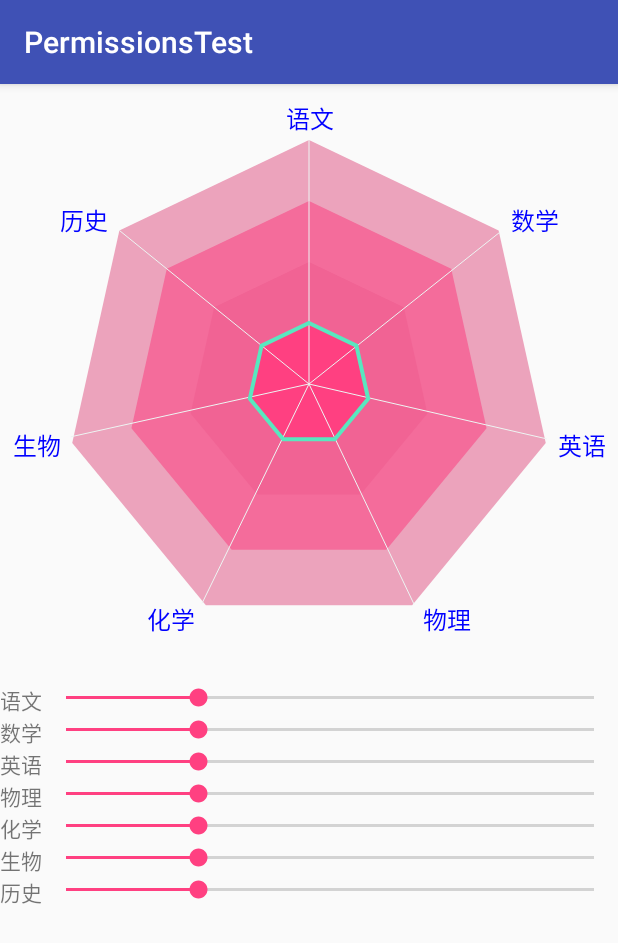
After one commit to 252162875/MyDemos, an Android app: the PolygonActivity screen opened directly, with no data from a screen before it, on a phone screen of 412 x 824 dp. The commit adds this screen. Shown: the top 943 px of the screen. Run offline under Robolectric (Android 15) with nearby library versions, the phone set to English and light mode, and no system bars; our stand-ins replace ButterKnife.

Commit message:
增加了多边形（菱形数据图）

```diff
--- a/app/src/main/AndroidManifest.xml
+++ b/app/src/main/AndroidManifest.xml
@@ -56,6 +56,7 @@
 
         <activity android:name=".MuiltDownLoadActivity" />
         <activity android:name=".VerticalScrollActivity"></activity>
+        <activity android:name=".PolygonActivity"></activity>
     </application>
 
 </manifest>
--- /dev/null
+++ b/app/src/main/java/kx/rnd/com/permissionstest/PolygonActivity.java
@@ -0,0 +1,90 @@
+package kx.rnd.com.permissionstest;
+
+import android.os.Bundle;
+import android.support.v7.app.AppCompatActivity;
+import android.widget.SeekBar;
+
+import butterknife.BindView;
+import butterknife.ButterKnife;
+import kx.rnd.com.permissionstest.view.PolygonView;
+
+public class PolygonActivity extends AppCompatActivity implements SeekBar.OnSeekBarChangeListener {
+
+    @BindView(R.id.polygon)
+    PolygonView polygon;
+    @BindView(R.id.sb1)
+    SeekBar sb1;
+    @BindView(R.id.sb2)
+    SeekBar sb2;
+    @BindView(R.id.sb3)
+    SeekBar sb3;
+    @BindView(R.id.sb4)
+    SeekBar sb4;
+    @BindView(R.id.sb5)
+    SeekBar sb5;
+    @BindView(R.id.sb6)
+    SeekBar sb6;
+    @BindView(R.id.sb7)
+    SeekBar sb7;
+
+    @Override
+    protected void onCreate(Bundle savedInstanceState) {
+        super.onCreate(savedInstanceState);
+        setContentView(R.layout.activity_polygon);
+        ButterKnife.bind(this);
+//        polygon = (PolygonView) findViewById(R.id.polygon);
+//        sb1 = (SeekBar) findViewById(R.id.sb1);
+//        sb2 = (SeekBar) findViewById(R.id.sb2);
+//        sb3 = (SeekBar) findViewById(R.id.sb3);
+//        sb4 = (SeekBar) findViewById(R.id.sb4);
+//        sb5 = (SeekBar) findViewById(R.id.sb5);
+//        sb6 = (SeekBar) findViewById(R.id.sb6);
+//        sb7 = (SeekBar) findViewById(R.id.sb7);
+        sb1.setOnSeekBarChangeListener(this);
+        sb2.setOnSeekBarChangeListener(this);
+        sb3.setOnSeekBarChangeListener(this);
+        sb4.setOnSeekBarChangeListener(this);
+        sb5.setOnSeekBarChangeListener(this);
+        sb6.setOnSeekBarChangeListener(this);
+        sb7.setOnSeekBarChangeListener(this);
+    }
+
+
+    @Override
+    public void onProgressChanged(SeekBar seekBar, int progress, boolean fromUser) {
+        float values = (float) (seekBar.getProgress() / 10.0);
+        switch (seekBar.getId()) {
+            case R.id.sb1:
+                polygon.setValue1(values);
+                break;
+            case R.id.sb2:
+                polygon.setValue2(values);
+                break;
+            case R.id.sb3:
+                polygon.setValue3(values);
+                break;
+            case R.id.sb4:
+                polygon.setValue4(values);
+                break;
+            case R.id.sb5:
+                polygon.setValue5(values);
+                break;
+            case R.id.sb6:
+                polygon.setValue6(values);
+                break;
+            case R.id.sb7:
+                polygon.setValue7(values);
+                break;
+        }
+    }
+
+    @Override
+    public void onStartTrackingTouch(SeekBar seekBar) {
+
+    }
+
+    @Override
+    public void onStopTrackingTouch(SeekBar seekBar) {
+
+    }
+}
--- a/app/src/main/java/kx/rnd/com/permissionstest/SecondActivity.java
+++ b/app/src/main/java/kx/rnd/com/permissionstest/SecondActivity.java
@@ -37,7 +37,7 @@ public class SecondActivity extends Activity {
         }
     }
 
-    @OnClick({R.id.btn_buletooth, R.id.btn_muiltdownload, R.id.btn_verticalscroll})
+    @OnClick({R.id.btn_buletooth, R.id.btn_muiltdownload, R.id.btn_verticalscroll,R.id.btn_polygon})
     public void onClick(View view) {
         switch (view.getId()) {
             case R.id.btn_buletooth:
@@ -51,6 +51,10 @@ public class SecondActivity extends Activity {
                 Intent verticalScrollIntent = new Intent(SecondActivity.this, VerticalScrollActivity.class);
                 startActivity(verticalScrollIntent);
                 break;
+            case R.id.btn_polygon:
+                Intent polygonItent = new Intent(SecondActivity.this, PolygonActivity.class);
+                startActivity(polygonItent);
+                break;
         }
     }
 }
--- /dev/null
+++ b/app/src/main/java/kx/rnd/com/permissionstest/view/PolygonView.java
@@ -0,0 +1,298 @@
+package kx.rnd.com.permissionstest.view;
+
+import android.content.Context;
+import android.graphics.Canvas;
+import android.graphics.Color;
+import android.graphics.Paint;
+import android.graphics.Path;
+import android.graphics.Rect;
+import android.util.AttributeSet;
+import android.view.View;
+
+import kx.rnd.com.permissionstest.R;
+
+public class PolygonView extends View {
+    private String[] str = {"语文", "数学", "英语", "物理", "化学", "生物", "历史"};
+    private float oneRadius; //外层菱形圆半径
+    int center;//中心点X值
+    int defaultSize = 400;//控件默认尺寸（长宽相同）
+    private Paint strPaint;//字体画笔
+    private Paint centerPaint;//中心线画笔
+    private Paint rankPaint;//可变的各等级进度画笔
+    private Paint firstPaint;//最外层多边形画笔
+    private Paint secondPaint;//第二层多边形画笔
+    private Paint thirdPaint;//第三层多边形画笔
+    private Paint fourthPaint;//第四层多边形画笔
+    private Rect strRect;//字体矩阵
+    private float f1, f2, f3, f4, f5, f6, f7;
+    private float distance;//计算坐标用的距离
+
+
+    public PolygonView(Context context) {
+        this(context, null);
+    }
+
+    public PolygonView(Context context, AttributeSet attrs) {
+        this(context, attrs, 0);
+    }
+
+    public PolygonView(Context context, AttributeSet attrs, int defStyleAttr) {
+        super(context, attrs, defStyleAttr);
+        defaultSize = dp2px(defaultSize);
+        //初始化字体画笔
+        strPaint = new Paint();
+        strPaint.setAntiAlias(true);//设置抗锯齿
+        strPaint.setColor(Color.BLUE);
+        strPaint.setTextSize(dp2px(16));//设置默认的字体大小为16dp
+        strRect = new Rect();
+        strPaint.getTextBounds(str[0], 0, str[0].length(), strRect);//得到字符串的尺寸
+        //初始化中心线画笔
+        centerPaint = new Paint();
+        centerPaint.setAntiAlias(true);
+        centerPaint.setColor(getResources().getColor(R.color.colorC));
+        //初始化各等级进度画笔
+        rankPaint = new Paint();
+        rankPaint.setAntiAlias(true);
+        rankPaint.setColor(getResources().getColor(R.color.colorR));
+        rankPaint.setStrokeWidth(4);
+        rankPaint.setStyle(Paint.Style.STROKE);//设置空心
+        //初始化最外层多边形画笔
+        firstPaint = new Paint();
+        firstPaint.setAntiAlias(true);
+        firstPaint.setColor(getResources().getColor(R.color.color4));
+        firstPaint.setStyle(Paint.Style.FILL);//设置实心(实心代表画出来会填充区域)
+        //初始化第二层多边形画笔
+        secondPaint = new Paint();
+        secondPaint.setAntiAlias(true);
+        secondPaint.setColor(getResources().getColor(R.color.color3));
+        secondPaint.setStyle(Paint.Style.FILL);//设置实心(实心代表画出来会填充区域)
+        //初始化第三层多边形画笔
+        thirdPaint = new Paint();
+        thirdPaint.setAntiAlias(true);
+        thirdPaint.setColor(getResources().getColor(R.color.color2));
+        thirdPaint.setStyle(Paint.Style.FILL);//设置实心(实心代表画出来会填充区域)
+        // 初始化第三层多边形画笔
+        fourthPaint = new Paint();
+        fourthPaint.setAntiAlias(true);
+        fourthPaint.setColor(getResources().getColor(R.color.color1));
+        fourthPaint.setStyle(Paint.Style.FILL);//设置实心(实心代表画出来会填充区域)
+    }
+
+    public void setValue1(float value) {
+        f1 = oneRadius-oneRadius / 4 * value;
+        invalidate();
+    }
+
+    public void setValue2(float value) {
+        f2 = oneRadius-oneRadius / 4 * value;
+        invalidate();
+    }
+
+    public void setValue3(float value) {
+        f3 = oneRadius-oneRadius / 4 * value;
+        invalidate();
+    }
+
+    public void setValue4(float value) {
+        f4 = oneRadius-oneRadius / 4 * value;
+        invalidate();
+    }
+
+    public void setValue5(float value) {
+        f5 = oneRadius-oneRadius / 4 * value;
+        invalidate();
+    }
+
+    public void setValue6(float value) {
+        f6 = oneRadius-oneRadius / 4 * value;
+        invalidate();
+    }
+
+    public void setValue7(float value) {
+        f7 = oneRadius-oneRadius / 4 * value;
+        invalidate();
+    }
+
+    @Override
+    protected void onDraw(Canvas canvas) {
+        drawFont(canvas);
+        drawFirst(canvas);
+        drawSecond(canvas);
+        drawThird(canvas);
+        drawFourth(canvas);
+        drawCenter(canvas);
+        drawRank(canvas);
+    }
+
+
+    @Override
+    protected void onMeasure(int widthMeasureSpec, int heightMeasureSpec) {
+        super.onMeasure(widthMeasureSpec, heightMeasureSpec);
+        int widthMode = MeasureSpec.getMode(widthMeasureSpec);
+        int widthSize = MeasureSpec.getSize(widthMeasureSpec);
+        int heightMode = MeasureSpec.getMode(heightMeasureSpec);
+        int heightSize = MeasureSpec.getSize(heightMeasureSpec);
+        int width, height;
+        if (widthMode == MeasureSpec.EXACTLY) {
+            width = widthSize;
+        } else {
+            width = Math.min(widthSize, defaultSize);
+        }
+        if (heightMode == MeasureSpec.EXACTLY) {
+            height = heightSize;
+        } else {
+            height = Math.min(heightSize, defaultSize);
+        }
+        center = width / 2;//初始化中心点的坐标值（由于是正方形所以宽高相同）
+        oneRadius = center - getPaddingTop() - 2 * strRect.height();
+        f1 = oneRadius - oneRadius / 4 * 1;
+        f2 = oneRadius - oneRadius / 4 * 1;
+        f3 = oneRadius - oneRadius / 4 * 1;
+        f4 = oneRadius - oneRadius / 4 * 1;
+        f5 = oneRadius - oneRadius / 4 * 1;
+        f6 = oneRadius - oneRadius / 4 * 1;
+        f7 = oneRadius - oneRadius / 4 * 1;
+        setMeasuredDimension(width, height);
+    }
+
+    /**
+     * 绘制字体
+     *
+     * @param canvas
+     */
+    private void drawFont(Canvas canvas) {
+        canvas.drawText(str[0], center - strRect.width() / 2, (float) (getPaddingTop() + 1.5 * strRect.height()), strPaint);
+        canvas.drawText(str[1], (float) (center + Math.sin(Math.toRadians(360 / 7)) * oneRadius + strRect.height() / 2), (float) ((getPaddingTop() + 2 * strRect.height() + oneRadius - Math.abs(Math.cos(Math.toRadians(360 / 7)) * oneRadius))), strPaint);
+        canvas.drawText(str[2], (float) (center + Math.sin(Math.toRadians(360 / 7 + 360 / 7 / 2)) * oneRadius + strRect.height() / 2), (float) (Math.cos(Math.toRadians(360 / 7 + 360 / 7 / 2)) * oneRadius) + center + strRect.height() / 2, strPaint);
+        canvas.drawText(str[3], (float) (center + Math.sin(Math.toRadians(360 / 7 / 2)) * oneRadius - strRect.height() / 2 + strRect.width() / 2), (float) ((Math.cos(Math.toRadians(360 / 7 / 2)) * oneRadius) + center + strRect.height()), strPaint);
+        canvas.drawText(str[4], (float) (center - Math.sin(Math.toRadians(360 / 7 / 2)) * oneRadius + strRect.height() / 2 - strRect.width() * 1.5), (float) ((Math.cos(Math.toRadians(360 / 7 / 2)) * oneRadius) + center + strRect.height()), strPaint);
+        canvas.drawText(str[5], (float) (center - Math.sin(Math.toRadians(360 / 7 + 360 / 7 / 2)) * oneRadius - strRect.height() / 2 - strRect.width()), (float) (Math.cos(Math.toRadians(360 / 7 + 360 / 7 / 2)) * oneRadius) + center + strRect.height() / 2, strPaint);
+        canvas.drawText(str[6], (float) (center - Math.sin(Math.toRadians(360 / 7)) * oneRadius - strRect.height() / 2 - strRect.width()), (float) ((getPaddingTop() + 2 * strRect.height() + oneRadius - Math.abs(Math.cos(Math.toRadians(360 / 7)) * oneRadius))), strPaint);
+
+    }
+
+    /**
+     * 画七条中心线
+     *
+     * @param canvas
+     */
+    private void drawCenter(Canvas canvas) {
+        //绘制七边形中心线
+        canvas.save();//保存当前状态
+        canvas.rotate(0, center, center);
+        float startY = getPaddingTop() + 2 * strRect.height();
+        float endY = center;
+        float du = (float) (360 / 7 + 0.5);
+        for (int i = 0; i < 7; i++) {
+            canvas.drawLine(center, startY, center, endY, centerPaint);
+            canvas.rotate(du, center, center);
+        }
+        canvas.restore();//恢复之前状态
+    }
+
+    /**
+     * 画可变的多边形
+     *
+     * @param canvas
+     */
+    private void drawRank(Canvas canvas) {
+        Path path = new Path();
+        path.moveTo(center, getPaddingTop() + 2 * strRect.height() + f1);//默认显示在f1（距离最外边3/4半径）位置处
+        path.lineTo((float) (center + Math.sin(Math.toRadians(360 / 7)) * (oneRadius - f2)), (float) (getPaddingTop() + 2 * strRect.height() + (oneRadius) - Math.abs(Math.cos(Math.toRadians(360 / 7)) * (oneRadius - f2))));
+        path.lineTo((float) (center + Math.sin(Math.toRadians(360 / 7 + 360 / 7 / 2)) * (oneRadius - f3)), (float) (Math.cos(Math.toRadians(360 / 7 + 360 / 7 / 2)) * (oneRadius - f3)) + center);
+        path.lineTo((float) (center + Math.sin(Math.toRadians(360 / 7 / 2)) * (oneRadius - f4)), (float) (Math.cos(Math.toRadians(360 / 7 / 2)) * (oneRadius - f4)) + center);
+        path.lineTo((float) (center - Math.sin(Math.toRadians(360 / 7 / 2)) * (oneRadius - f5)), (float) (Math.cos(Math.toRadians(360 / 7 / 2)) * (oneRadius - f5)) + center);
+        path.lineTo((float) (center - Math.sin(Math.toRadians(360 / 7 + 360 / 7 / 2)) * (oneRadius - f6)), (float) (Math.cos(Math.toRadians(360 / 7 + 360 / 7 / 2)) * (oneRadius - f6)) + center);
+        path.lineTo((float) (center - Math.sin(Math.toRadians(360 / 7)) * (oneRadius - f7)), (float) (getPaddingTop() + 2 * strRect.height() + (oneRadius) - Math.abs(Math.cos(Math.toRadians(360 / 7)) * (oneRadius - f7))));
+        path.close();
+        canvas.drawPath(path, rankPaint);
+    }
+
+    /**
+     * 画最外层的多边形
+     *
+     * @param canvas
+     */
+    private void drawFirst(Canvas canvas) {
+        Path path = new Path();
+        path.moveTo(center, getPaddingTop() + 2 * strRect.height());
+        path.lineTo((float) (center + Math.sin(Math.toRadians(360 / 7)) * oneRadius), (float) (getPaddingTop() + 2 * strRect.height() + (oneRadius) - Math.abs(Math.cos(Math.toRadians(360 / 7)) * oneRadius)));
+        path.lineTo((float) (center + Math.sin(Math.toRadians(360 / 7 + 360 / 7 / 2)) * oneRadius), (float) (Math.cos(Math.toRadians(360 / 7 + 360 / 7 / 2)) * oneRadius) + center);
+        path.lineTo((float) (center + Math.sin(Math.toRadians(360 / 7 / 2)) * oneRadius), (float) (Math.cos(Math.toRadians(360 / 7 / 2)) * oneRadius) + center);
+        path.lineTo((float) (center - Math.sin(Math.toRadians(360 / 7 / 2)) * oneRadius), (float) (Math.cos(Math.toRadians(360 / 7 / 2)) * oneRadius) + center);
+        path.lineTo((float) (center - Math.sin(Math.toRadians(360 / 7 + 360 / 7 / 2)) * oneRadius), (float) (Math.cos(Math.toRadians(360 / 7 + 360 / 7 / 2)) * oneRadius) + center);
+        path.lineTo((float) (center - Math.sin(Math.toRadians(360 / 7)) * oneRadius), (float) (getPaddingTop() + 2 * strRect.height() + (oneRadius) - Math.abs(Math.cos(Math.toRadians(360 / 7)) * oneRadius)));
+        path.close();
+        canvas.drawPath(path, firstPaint);
+    }
+
+    /**
+     * 画第二层的多边形
+     *
+     * @param canvas
+     */
+    private void drawSecond(Canvas canvas) {
+        distance = oneRadius / 4;
+        Path path = new Path();
+        path.moveTo(center, getPaddingTop() + 2 * strRect.height() + distance);
+        path.lineTo((float) (center + Math.sin(Math.toRadians(360 / 7)) * (oneRadius - distance)), (float) (getPaddingTop() + 2 * strRect.height() + (oneRadius) - Math.abs(Math.cos(Math.toRadians(360 / 7)) * (oneRadius - distance))));
+        path.lineTo((float) (center + Math.sin(Math.toRadians(360 / 7 + 360 / 7 / 2)) * (oneRadius - distance)), (float) (Math.cos(Math.toRadians(360 / 7 + 360 / 7 / 2)) * (oneRadius - distance)) + center);
+        path.lineTo((float) (center + Math.sin(Math.toRadians(360 / 7 / 2)) * (oneRadius - distance)), (float) (Math.cos(Math.toRadians(360 / 7 / 2)) * (oneRadius - distance)) + center);
+        path.lineTo((float) (center - Math.sin(Math.toRadians(360 / 7 / 2)) * (oneRadius - distance)), (float) (Math.cos(Math.toRadians(360 / 7 / 2)) * (oneRadius - distance)) + center);
+        path.lineTo((float) (center - Math.sin(Math.toRadians(360 / 7 + 360 / 7 / 2)) * (oneRadius - distance)), (float) (Math.cos(Math.toRadians(360 / 7 + 360 / 7 / 2)) * (oneRadius - distance)) + center);
+        path.lineTo((float) (center - Math.sin(Math.toRadians(360 / 7)) * (oneRadius - distance)), (float) (getPaddingTop() + 2 * strRect.height() + (oneRadius) - Math.abs(Math.cos(Math.toRadians(360 / 7)) * (oneRadius - distance))));
+        path.close();
+        canvas.drawPath(path, secondPaint);
+    }
+
+    /**
+     * 画第三层的多边形
+     *
+     * @param canvas
+     */
+    private void drawThird(Canvas canvas) {
+        distance = oneRadius / 2;
+        Path path = new Path();
+        path.moveTo(center, getPaddingTop() + 2 * strRect.height() + distance);
+        path.lineTo((float) (center + Math.sin(Math.toRadians(360 / 7)) * (oneRadius - distance)), (float) (getPaddingTop() + 2 * strRect.height() + (oneRadius) - Math.abs(Math.cos(Math.toRadians(360 / 7)) * (oneRadius - distance))));
+        path.lineTo((float) (center + Math.sin(Math.toRadians(360 / 7 + 360 / 7 / 2)) * (oneRadius - distance)), (float) (Math.cos(Math.toRadians(360 / 7 + 360 / 7 / 2)) * (oneRadius - distance)) + center);
+        path.lineTo((float) (center + Math.sin(Math.toRadians(360 / 7 / 2)) * (oneRadius - distance)), (float) (Math.cos(Math.toRadians(360 / 7 / 2)) * (oneRadius - distance)) + center);
+        path.lineTo((float) (center - Math.sin(Math.toRadians(360 / 7 / 2)) * (oneRadius - distance)), (float) (Math.cos(Math.toRadians(360 / 7 / 2)) * (oneRadius - distance)) + center);
+        path.lineTo((float) (center - Math.sin(Math.toRadians(360 / 7 + 360 / 7 / 2)) * (oneRadius - distance)), (float) (Math.cos(Math.toRadians(360 / 7 + 360 / 7 / 2)) * (oneRadius - distance)) + center);
+        path.lineTo((float) (center - Math.sin(Math.toRadians(360 / 7)) * (oneRadius - distance)), (float) (getPaddingTop() + 2 * strRect.height() + (oneRadius) - Math.abs(Math.cos(Math.toRadians(360 / 7)) * (oneRadius - distance))));
+        path.close();
+        canvas.drawPath(path, thirdPaint);
+    }
+
+    /**
+     * 画第四层的多边形
+     *
+     * @param canvas
+     */
+    private void drawFourth(Canvas canvas) {
+        distance = (oneRadius / 4) * 3;
+        Path path = new Path();
+        path.moveTo(center, getPaddingTop() + 2 * strRect.height() + distance);
+        path.lineTo((float) (center + Math.sin(Math.toRadians(360 / 7)) * (oneRadius - distance)), (float) (getPaddingTop() + 2 * strRect.height() + (oneRadius) - Math.abs(Math.cos(Math.toRadians(360 / 7)) * (oneRadius - distance))));
+        path.lineTo((float) (center + Math.sin(Math.toRadians(360 / 7 + 360 / 7 / 2)) * (oneRadius - distance)), (float) (Math.cos(Math.toRadians(360 / 7 + 360 / 7 / 2)) * (oneRadius - distance)) + center);
+        path.lineTo((float) (center + Math.sin(Math.toRadians(360 / 7 / 2)) * (oneRadius - distance)), (float) (Math.cos(Math.toRadians(360 / 7 / 2)) * (oneRadius - distance)) + center);
+        path.lineTo((float) (center - Math.sin(Math.toRadians(360 / 7 / 2)) * (oneRadius - distance)), (float) (Math.cos(Math.toRadians(360 / 7 / 2)) * (oneRadius - distance)) + center);
+        path.lineTo((float) (center - Math.sin(Math.toRadians(360 / 7 + 360 / 7 / 2)) * (oneRadius - distance)), (float) (Math.cos(Math.toRadians(360 / 7 + 360 / 7 / 2)) * (oneRadius - distance)) + center);
+        path.lineTo((float) (center - Math.sin(Math.toRadians(360 / 7)) * (oneRadius - distance)), (float) (getPaddingTop() + 2 * strRect.height() + (oneRadius) - Math.abs(Math.cos(Math.toRadians(360 / 7)) * (oneRadius - distance))));
+        path.close();
+        canvas.drawPath(path, fourthPaint);
+    }
+
+
+    /**
+     * dp转px
+     *
+     * @param values
+     * @return
+     */
+    public int dp2px(int values) {
+
+        float density = getResources().getDisplayMetrics().density;
+        return (int) (values * density + 0.5f);
+    }
+}
--- /dev/null
+++ b/app/src/main/res/layout/activity_polygon.xml
@@ -0,0 +1,172 @@
+<?xml version="1.0" encoding="utf-8"?>
+<LinearLayout xmlns:android="http://schemas.android.com/apk/res/android"
+    android:layout_width="match_parent"
+    android:layout_height="match_parent"
+    android:orientation="vertical">
+
+    <kx.rnd.com.permissionstest.view.PolygonView
+        android:id="@+id/polygon"
+        android:layout_width="wrap_content"
+        android:layout_height="wrap_content"
+        android:layout_gravity="center"
+        android:padding="5dp" />
+
+    <LinearLayout
+        android:layout_width="match_parent"
+        android:layout_height="match_parent"
+        android:layout_weight="0"
+        android:orientation="vertical">
+
+        <LinearLayout
+            android:layout_width="match_parent"
+            android:layout_height="wrap_content"
+            android:layout_gravity="center"
+            android:orientation="horizontal">
+
+            <TextView
+                android:layout_width="wrap_content"
+                android:layout_height="wrap_content"
+                android:text="语文" />
+
+            <SeekBar
+                android:id="@+id/sb1"
+                android:layout_width="match_parent"
+                android:layout_height="wrap_content"
+                android:layout_gravity="center_horizontal"
+                android:max="40"
+                android:progress="10" />
+
+        </LinearLayout>
+
+        <LinearLayout
+            android:layout_width="match_parent"
+            android:layout_height="wrap_content"
+            android:layout_gravity="center"
+            android:orientation="horizontal">
+
+            <TextView
+                android:layout_width="wrap_content"
+                android:layout_height="wrap_content"
+                android:text="数学" />
+
+            <SeekBar
+                android:id="@+id/sb2"
+                android:layout_width="match_parent"
+                android:layout_height="wrap_content"
+                android:layout_gravity="center_horizontal"
+                android:max="40"
+                android:progress="10" />
+
+        </LinearLayout>
+
+        <LinearLayout
+            android:layout_width="match_parent"
+            android:layout_height="wrap_content"
+            android:layout_gravity="center"
+            android:orientation="horizontal">
+
+            <TextView
+                android:layout_width="wrap_content"
+                android:layout_height="wrap_content"
+                android:text="英语" />
+
+            <SeekBar
+                android:id="@+id/sb3"
+                android:layout_width="match_parent"
+                android:layout_height="wrap_content"
+                android:layout_gravity="center_horizontal"
+                android:max="40"
+                android:progress="10" />
+
+        </LinearLayout>
+
+        <LinearLayout
+            android:layout_width="match_parent"
+            android:layout_height="wrap_content"
+            android:layout_gravity="center"
+            android:orientation="horizontal">
+
+            <TextView
+                android:layout_width="wrap_content"
+                android:layout_height="wrap_content"
+                android:text="物理" />
+
+            <SeekBar
+                android:id="@+id/sb4"
+                android:layout_width="match_parent"
+                android:layout_height="wrap_content"
+                android:layout_gravity="center_horizontal"
+                android:max="40"
+                android:progress="10" />
+
+        </LinearLayout>
+
+
+        <LinearLayout
+            android:layout_width="match_parent"
+            android:layout_height="wrap_content"
+            android:layout_gravity="center"
+            android:orientation="horizontal">
+
+            <TextView
+                android:layout_width="wrap_content"
+                android:layout_height="wrap_content"
+                android:text="化学" />
+
+            <SeekBar
+                android:id="@+id/sb5"
+                android:layout_width="match_parent"
+                android:layout_height="wrap_content"
+                android:layout_gravity="center_horizontal"
+                android:max="40"
+                android:progress="10" />
+
+        </LinearLayout>
+
+
+        <LinearLayout
+            android:layout_width="match_parent"
+            android:layout_height="wrap_content"
+            android:layout_gravity="center"
+            android:orientation="horizontal">
+
+            <TextView
+                android:layout_width="wrap_content"
+                android:layout_height="wrap_content"
+                android:text="生物" />
+
+            <SeekBar
+                android:id="@+id/sb6"
+                android:layout_width="match_parent"
+                android:layout_height="wrap_content"
+                android:layout_gravity="center_horizontal"
+                android:max="40"
+                android:progress="10" />
+
+        </LinearLayout>
+
+
+        <LinearLayout
+            android:layout_width="match_parent"
+            android:layout_height="wrap_content"
+            android:layout_gravity="center"
+            android:orientation="horizontal">
+
+            <TextView
+                android:layout_width="wrap_content"
+                android:layout_height="wrap_content"
+                android:text="历史" />
+
+            <SeekBar
+                android:id="@+id/sb7"
+                android:layout_width="match_parent"
+                android:layout_height="wrap_content"
+                android:layout_gravity="center_horizontal"
+                android:max="40"
+                android:progress="10" />
+
+        </LinearLayout>
+    </LinearLayout>
+
+
+</LinearLayout>
--- a/app/src/main/res/layout/activity_second.xml
+++ b/app/src/main/res/layout/activity_second.xml
@@ -23,5 +23,11 @@
         android:layout_height="wrap_content"
         android:layout_marginTop="10dp"
         android:text="纵向跑马灯(仿淘宝、京东效果)" />
+    <Button
+        android:id="@+id/btn_polygon"
+        android:layout_width="match_parent"
+        android:layout_height="wrap_content"
+        android:layout_marginTop="10dp"
+        android:text="多边形（数据统计）" />
 
 </LinearLayout>
--- a/app/src/main/res/values/colors.xml
+++ b/app/src/main/res/values/colors.xml
@@ -3,4 +3,11 @@
     <color name="colorPrimary">#3F51B5</color>
     <color name="colorPrimaryDark">#303F9F</color>
     <color name="colorAccent">#FF4081</color>
+    <color name="color1">#FF4081</color>
+    <color name="color2">#F16394</color>
+    <color name="color3">#F46C9B</color>
+    <color name="color4">#ECA3BC</color>
+    <color name="colorR">#59E7BF</color>
+    <color name="colorC">#EEF5F3</color>
+
 </resources>
```
